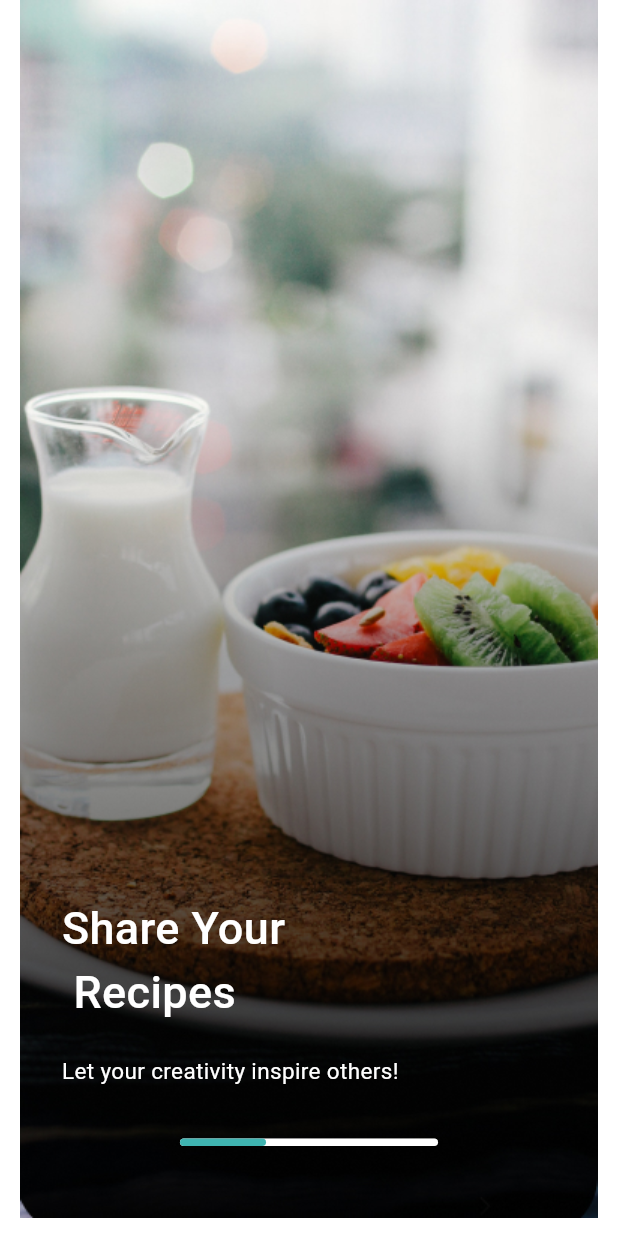
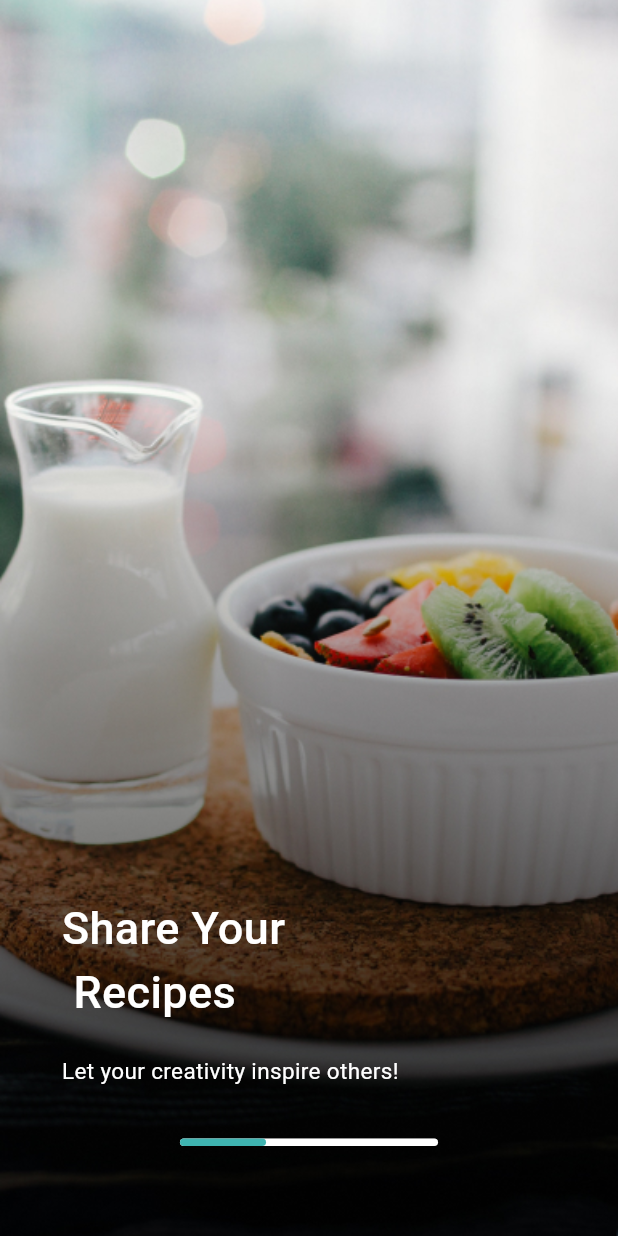
Before and after one commit to RaWanMagdy0/Yummly_App, a Flutter app: the screen it shows after launch, after a tap on "Lets Start", on a phone screen of 412 x 824 dp. Run offline on Flutter 3.47's test engine with Material 3 defaults, Android fonts, the phone set to English and light mode, and no system bars; our stand-ins replace dio, firebase_auth, firebase_core, flutter_bloc, flutter_screenutil, flutter_secure_storage and 7 more; accounts and stored records are empty; generated files the repository leaves out were written again; project files that could hold a hidden picture were left out.

Commit message:
edit splash screen

```diff
--- /dev/null
+++ b/devtools_options.yaml
@@ -0,0 +1,3 @@
+description: This file stores settings for Dart & Flutter DevTools.
+documentation: https://docs.flutter.dev/tools/devtools/extensions#configure-extension-enablement-states
+extensions:
--- a/lib/auth/data/data_source/remote_data_source.dart
+++ b/lib/auth/data/data_source/remote_data_source.dart
@@ -12,5 +12,4 @@ abstract class AuthRemoteDataSource {
   Future<Result<String?>> resetPassword(ResetPasswordRequestModel resetPassword);
   Future<User?> signInWithGoogle();
   Future<void> signOut();
-
 }
--- a/lib/auth/presentation/welcome_page/page_view.dart
+++ b/lib/auth/presentation/welcome_page/page_view.dart
@@ -26,7 +26,6 @@ class _PageViewScreenState extends State<PageViewScreen> {
       if (currentPage >= 2) {
         Future.delayed(const Duration(milliseconds: 500), () {
           Navigator.pushNamed(context, PageRouteName.signUpInit);
-
         });
       }
     });
@@ -38,14 +37,24 @@ class _PageViewScreenState extends State<PageViewScreen> {
     super.dispose();
   }
 
-  Widget _buildPage(String imagePath, String title, String subtitle, {double right = 0}) {
+  Widget _buildPage(
+    String imagePath,
+    String title,
+    String subtitle, {
+    double right = 0,
+  }) {
     return Column(
       mainAxisAlignment: MainAxisAlignment.center,
       children: [
         Expanded(
           child: Stack(
             children: [
-              Image.asset(imagePath, fit: BoxFit.cover),
+              Image.asset(
+                imagePath,
+                fit: BoxFit.cover,
+                width: double.infinity,
+                height: double.infinity,
+              ),
               Positioned(
                 bottom: 100.h,
                 left: 15,
@@ -91,9 +100,23 @@ class _PageViewScreenState extends State<PageViewScreen> {
             controller: pageController,
             scrollDirection: Axis.horizontal,
             children: [
-              _buildPage(AppImages.product, "Share Your \n Recipes", "Let your creativity inspire others!", right: 120),
-              _buildPage(AppImages.product2, "Learn To \n Cook", "Create delicious dishes with ease", right: 120),
-              _buildPage(AppImages.product3, "Become a Master \n Chef", "Discover quick and varied recipes for preparing remedies!",),
+              _buildPage(
+                AppImages.product,
+                "Share Your \n Recipes",
+                "Let your creativity inspire others!",
+                right: 120,
+              ),
+              _buildPage(
+                AppImages.product2,
+                "Learn To \n Cook",
+                "Create delicious dishes with ease",
+                right: 120,
+              ),
+              _buildPage(
+                AppImages.product3,
+                "Become a Master \n Chef",
+                "Discover quick and varied recipes for preparing remedies!",
+              ),
             ],
           ),
           // Linear Indicator
--- a/lib/auth/presentation/welcome_page/welcome_page_screen.dart
+++ b/lib/auth/presentation/welcome_page/welcome_page_screen.dart
@@ -12,37 +12,47 @@ class WelcomePageScreen extends StatelessWidget {
   Widget build(BuildContext context) {
     return Scaffold(
       body: SizedBox(
+        width: double.infinity,
         height: double.infinity,
-        width: double.infinity,
         child: Stack(
           children: [
-            Image.asset(AppImages.welcomePage, fit: BoxFit.fill),
+            Image.asset(
+              AppImages.welcomePage,
+              fit: BoxFit.cover,
+              width: double.infinity,
+              height: double.infinity,
+            ),
             Positioned(
-              bottom: 90.h,
+              bottom: 70.h < 40 ? 40 : 70.h,
               left: 0,
               right: 0,
               child: Center(
                 child: Column(
+                  mainAxisSize: MainAxisSize.min,
                   children: [
-                    Text("Meals On \n Demand",style: TextStyle(
-                      fontSize: 30.sp,
-                      color: AppColors.kWhite,
-                      fontWeight: FontWeight.w500,
-                    ),),
-                    160.verticalSpace,
+                    Text(
+                      "Meals On\nDemand",
+                      textAlign: TextAlign.center,
+                      style: TextStyle(
+                        fontSize: 30.sp < 16 ? 16 : 30.sp,
+                        color: AppColors.kWhite,
+                        fontWeight: FontWeight.w500,
+                      ),
+                    ),
+                    (160.h < 60 ? 60 : 160.h).verticalSpace,
                     CustomButton(
-                      onPressed: (){
+                      onPressed: () {
                         Navigator.pushNamed(context, PageRouteName.pageView);
                       },
-                      width: 200.w,
-                      height: 50.h,
+                      width: 200.w < 120 ? 120 : 200.w,
+                      height: 50.h < 36 ? 36 : 50.h,
                       backgroundColor: Colors.white,
-                      padding: EdgeInsets.all(12.r),
+                      padding: EdgeInsets.all(12.r < 6 ? 6 : 12.r),
                       disabledBackgroundColor: Colors.white,
                       child: Text(
                         "Lets Start",
                         style: TextStyle(
-                          fontSize: 18.sp,
+                          fontSize: 18.sp < 12 ? 12 : 18.sp,
                           color: AppColors.kBlack,
                           fontWeight: FontWeight.w500,
                         ),
```
Also changed, not shown: lib/core/di/di.config.dart (added).
